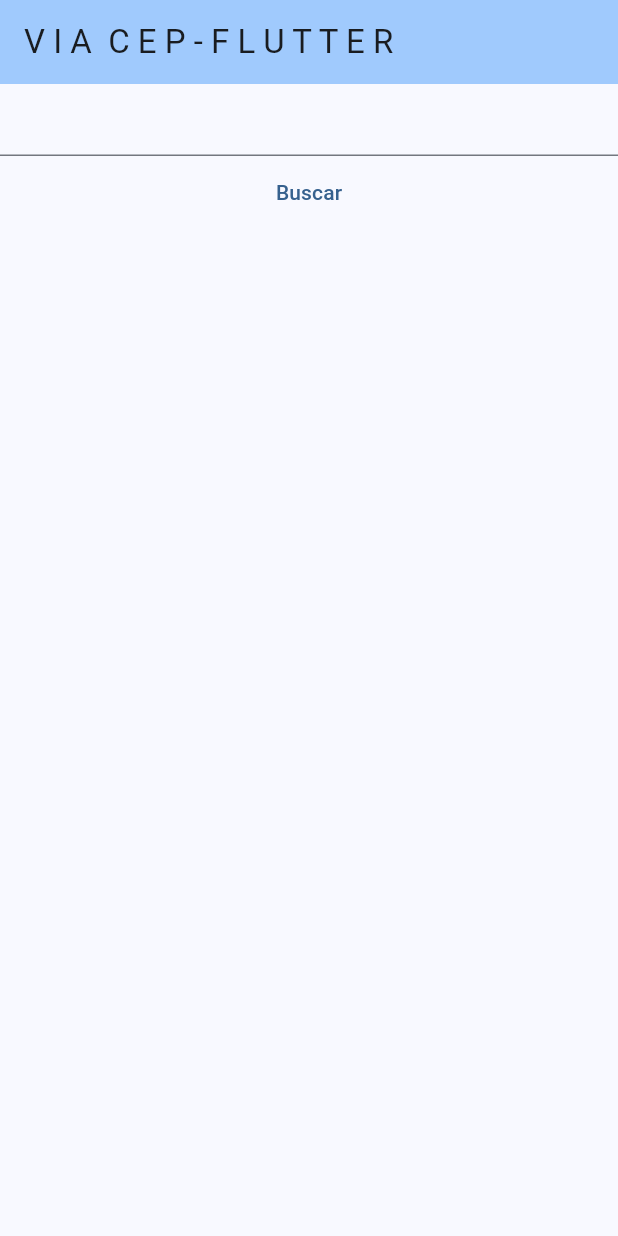
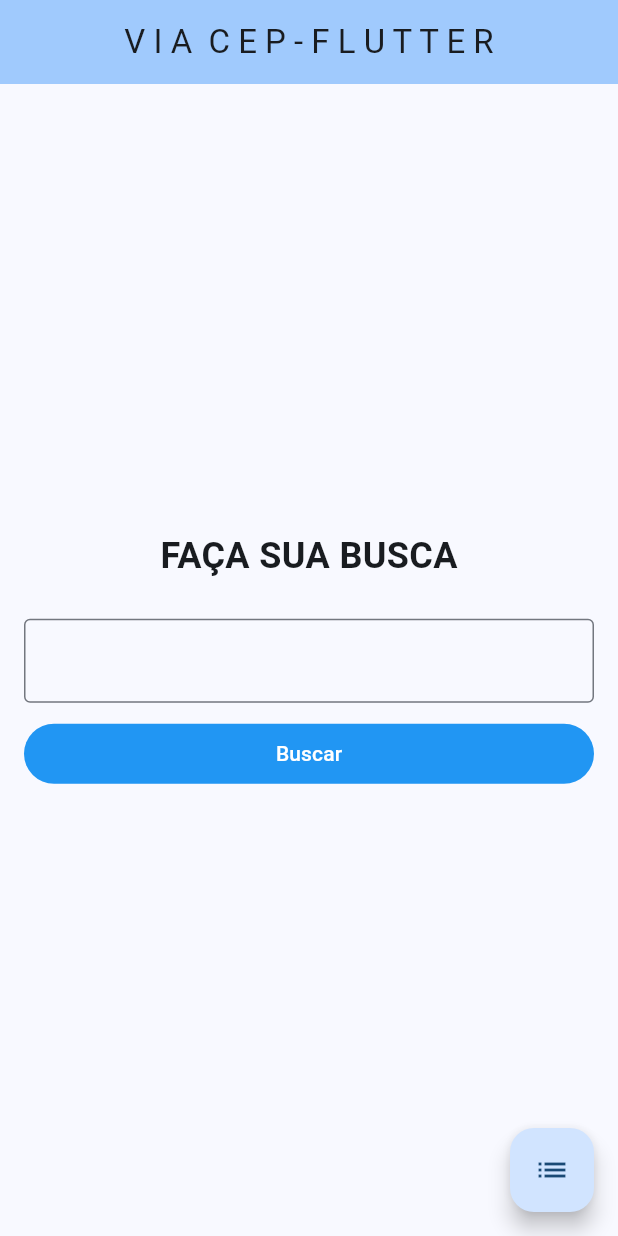
Before and after one commit to androsgithub/viacep_flutter, a Flutter app: the screen it shows after launch, after a tap on "Buscar", on a phone screen of 412 x 824 dp. Run offline on Flutter 3.47's test engine with Material 3 defaults, Android fonts, the phone set to English and light mode, and no system bars.

Commit message:
feat: create the entire home page

```diff
--- a/lib/pages/home_page.dart
+++ b/lib/pages/home_page.dart
@@ -1,4 +1,9 @@
 import 'package:flutter/material.dart';
+import 'package:viacep_flutter/model/back4app_cep_model.dart';
+import 'package:viacep_flutter/model/viacep_model.dart';
+import 'package:viacep_flutter/pages/registered_ceps_page.dart';
+import 'package:viacep_flutter/repositories/back4app_cep_repository.dart';
+import 'package:viacep_flutter/repositories/viacep_repository.dart';
 
 class HomePage extends StatefulWidget {
   const HomePage({super.key});
@@ -7,22 +12,133 @@ class HomePage extends StatefulWidget {
   State<HomePage> createState() => _HomePageState();
 }
 
-buscarCep() {}
+class _HomePageState extends State<HomePage> {
+  bool loading = false;
+  bool exists = false;
 
-class _HomePageState extends State<HomePage> {
+  Back4appCepRepository back4appCepRepository = Back4appCepRepository();
+
+  ViacepRepository viacepRepository = ViacepRepository();
+  ViacepModel? viacepModel;
+
+  TextEditingController cepController = TextEditingController(text: "");
+
+  buscarCep() async {
+    setState(() {
+      loading = true;
+    });
+
+    try {
+      String cep = cepController.text.replaceAll(RegExp(r'[^0-9]'), '');
+      if (cep.length >= 8) {
+        viacepModel = await viacepRepository.getCep(cep);
+
+        exists = await back4appCepRepository.exists(cep);
+        if (!exists) {
+          await back4appCepRepository.addCep(Cep.simple(cep));
+        }
+      }
+    } catch (e) {
+      //dei erro
+    }
+    setState(() {
+      loading = false;
+    });
+  }
+
+  exibirLista() async {
+    Navigator.push(context,
+        MaterialPageRoute(builder: (bc) => const RegisteredCepsPage()));
+  }
+
   @override
   Widget build(BuildContext context) {
     return Scaffold(
       appBar: AppBar(
         backgroundColor: Theme.of(context).colorScheme.inversePrimary,
         title: const Text("V I A  C E P - F L U T T E R"),
+        centerTitle: true,
       ),
-      body: const Column(
-        children: [
-          TextField(),
-          TextButton(onPressed: buscarCep, child: Text("Buscar"))
-        ],
-      ), // This trailing comma makes auto-formatting nicer for build methods.
+      floatingActionButton: FloatingActionButton(
+        onPressed: exibirLista,
+        child: const Icon(Icons.list),
+      ),
+      body: Container(
+        padding: const EdgeInsets.all(16),
+        child: Column(
+          mainAxisAlignment: MainAxisAlignment.center,
+          crossAxisAlignment: CrossAxisAlignment.center,
+          children: [
+            const Text(
+              "FAÇA SUA BUSCA",
+              style: TextStyle(fontSize: 24, fontWeight: FontWeight.w600),
+            ),
+            const SizedBox(height: 25),
+            TextField(
+              controller: cepController,
+              decoration: const InputDecoration(border: OutlineInputBorder()),
+            ),
+            const SizedBox(height: 10),
+            SizedBox(
+              width: double.infinity,
+              child: TextButton(
+                  onPressed: buscarCep,
+                  style: const ButtonStyle(
+                      backgroundColor: WidgetStatePropertyAll(Colors.blue)),
+                  child: const Text(
+                    "Buscar",
+                    style: TextStyle(color: Colors.white),
+                  )),
+            ),
+            Visibility(
+                visible: loading,
+                child: const Column(
+                  children: [
+                    SizedBox(height: 10),
+                    CircularProgressIndicator(),
+                  ],
+                )),
+            Visibility(
+                visible: viacepModel != null && !loading,
+                child: Column(
+                  children: [
+                    const SizedBox(height: 10),
+                    Text(
+                      exists ? "Este cep ja esta registrado" : "Cep registrado",
+                      style: const TextStyle(
+                          fontSize: 14, fontWeight: FontWeight.w500),
+                    ),
+                    const SizedBox(height: 10),
+                    const Text(
+                      "Cep encontrado",
+                      style:
+                          TextStyle(fontSize: 18, fontWeight: FontWeight.w600),
+                    ),
+                    Text(
+                      "Estado: ${viacepModel?.uf}",
+                      style: const TextStyle(
+                          fontSize: 16, fontWeight: FontWeight.w400),
+                    ),
+                    Text(
+                      "Cidade: ${viacepModel?.localidade!}",
+                      style: const TextStyle(
+                          fontSize: 16, fontWeight: FontWeight.w400),
+                    ),
+                    Text(
+                      "Bairro: ${viacepModel?.bairro!}",
+                      style: const TextStyle(
+                          fontSize: 16, fontWeight: FontWeight.w400),
+                    ),
+                    Text(
+                      "Logradouro: ${viacepModel?.logradouro!}",
+                      style: const TextStyle(
+                          fontSize: 16, fontWeight: FontWeight.w400),
+                    ),
+                  ],
+                ))
+          ],
+        ),
+      ),
     );
   }
 }
```
